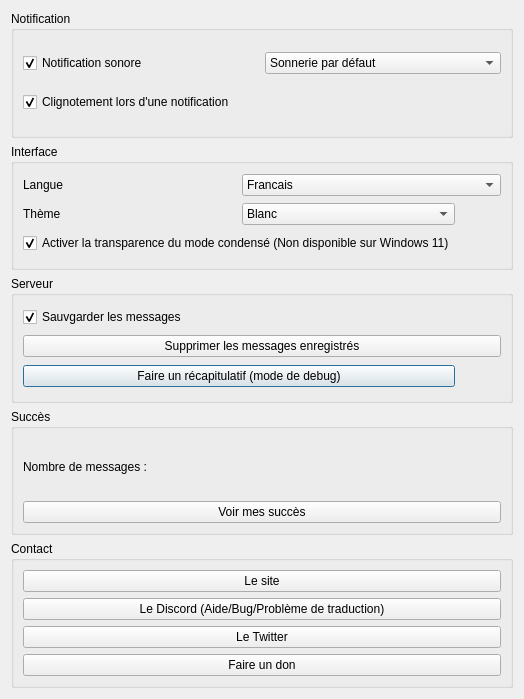
Old version of the form serveur/parametre.ui in the repository https-github-com-anantasystem/AnantaSystem.
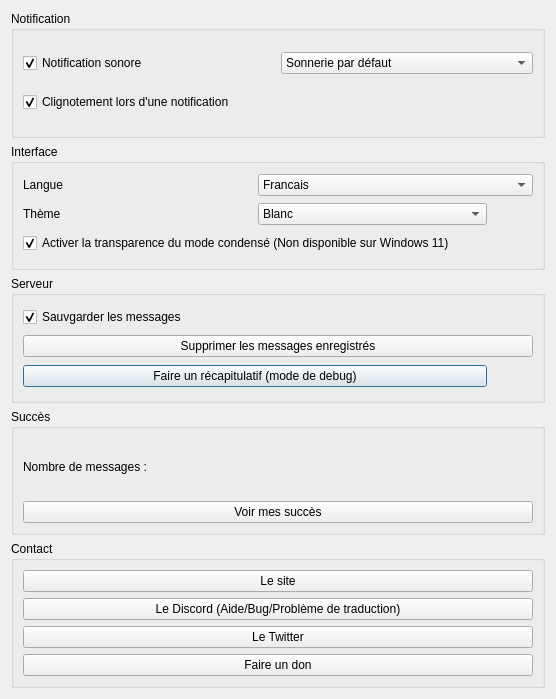
New version of the form. Icons and pictures are not drawn.

What changed in the file:
```diff
--- a/serveur/parametre.ui
+++ b/serveur/parametre.ui
@@ -6,7 +6,7 @@
    <rect>
     <x>0</x>
     <y>0</y>
-    <width>369</width>
+    <width>556</width>
     <height>699</height>
    </rect>
   </property>
```
Left out of the diff: 9 changed lines with no effect on the pictures.
